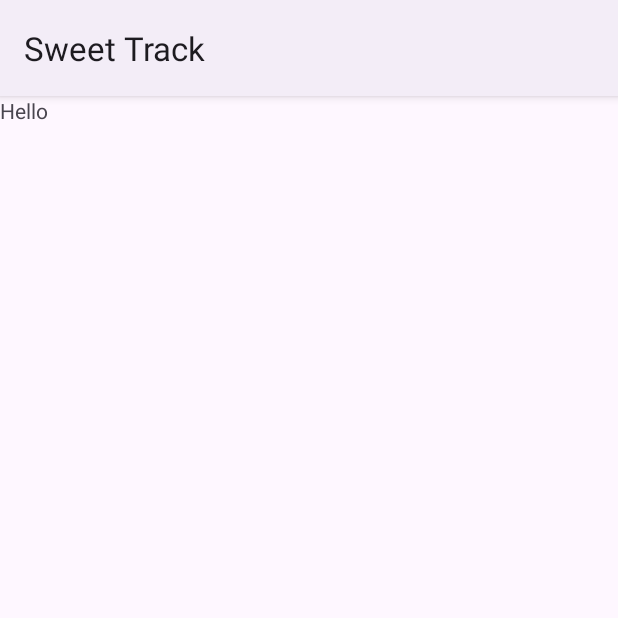
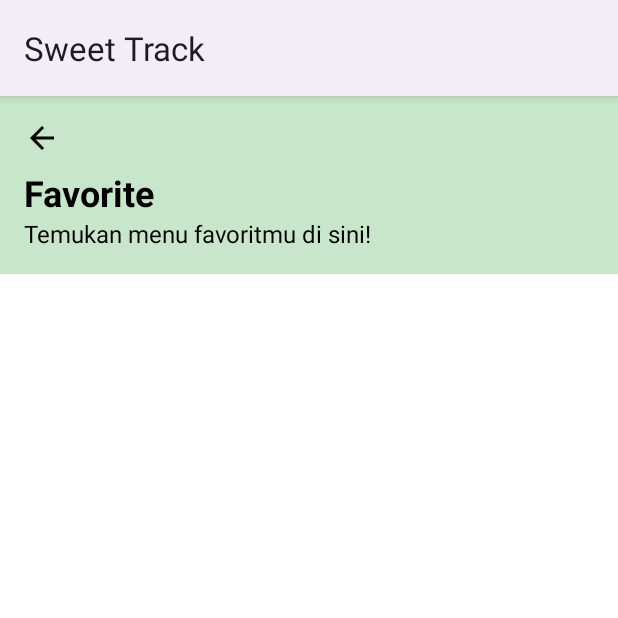
Before and after one commit to C242-PS016-Sweet-Tracker/Mobile-Development, an Android app: the fragment FavoriteFragment shown on its own in the app's theme, on a phone screen of 412 x 824 dp, the top half of it. Run offline under Robolectric (Android 15) with nearby library versions, the phone set to English and light mode, and no system bars.

Commit message:
favorite
baru kasaran

```diff
--- /dev/null
+++ b/app/src/main/res/drawable/baseline_arrow_back_24.xml
@@ -0,0 +1,5 @@
+<vector xmlns:android="http://schemas.android.com/apk/res/android" android:autoMirrored="true" android:height="24dp" android:tint="#000000" android:viewportHeight="24" android:viewportWidth="24" android:width="24dp">
+
+    <path android:fillColor="@android:color/white" android:pathData="M20,11H7.83l5.59,-5.59L12,4l-8,8 8,8 1.41,-1.41L7.83,13H20v-2z"/>
+
+</vector>
--- a/app/src/main/res/layout/fragment_favorite.xml
+++ b/app/src/main/res/layout/fragment_favorite.xml
@@ -1,13 +1,52 @@
 <?xml version="1.0" encoding="utf-8"?>
-<FrameLayout xmlns:android="http://schemas.android.com/apk/res/android"
-    xmlns:tools="http://schemas.android.com/tools"
-    android:layout_width="match_parent"
-    android:layout_height="match_parent"
+<LinearLayout
+xmlns:android="http://schemas.android.com/apk/res/android"
+xmlns:app="http://schemas.android.com/apk/res-auto"
+xmlns:tools="http://schemas.android.com/tools"
+android:layout_width="match_parent"
+android:layout_height="match_parent"
+android:orientation="vertical"
+android:background="@color/white"
     tools:context="com.capstone.sweettrack.view.ui.favorite.FavoriteFragment">
 
+<!-- Header -->
+<LinearLayout
+    android:layout_width="match_parent"
+    android:layout_height="wrap_content"
+    android:orientation="vertical"
+    android:background="@color/light_green"
+    android:padding="16dp">
+
+    <ImageView
+        android:layout_width="24dp"
+        android:layout_height="24dp"
+        android:src="@drawable/baseline_arrow_back_24"
+        android:contentDescription="@string/back"
+        android:layout_marginBottom="8dp" />
+
     <TextView
-        android:layout_width="match_parent"
-        android:layout_height="match_parent"
-        android:text="Hello" />
+        android:layout_width="wrap_content"
+        android:layout_height="wrap_content"
+        android:text="@string/favorite"
+        android:textSize="24sp"
+        android:textStyle="bold"
+        android:textColor="@color/black" />
 
-</FrameLayout>
+    <TextView
+        android:layout_width="wrap_content"
+        android:layout_height="wrap_content"
+        android:text="@string/favorite_subtitle"
+        android:textSize="16sp"
+        android:textColor="@color/black" />
+</LinearLayout>
+
+<!-- RecyclerView for Favorite List -->
+<androidx.recyclerview.widget.RecyclerView
+    android:id="@+id/recyclerViewFavorite"
+    android:layout_width="match_parent"
+    android:layout_height="0dp"
+    android:layout_weight="1"
+    android:padding="16dp"
+    android:clipToPadding="false"
+    android:scrollbars="vertical" />
+</LinearLayout>
--- a/app/src/main/res/values/colors.xml
+++ b/app/src/main/res/values/colors.xml
@@ -2,4 +2,7 @@
 <resources>
     <color name="black">#FF000000</color>
     <color name="white">#FFFFFFFF</color>
+    <color name="light_green">#C8E6C9</color>
+    <color name="brown">#8D6E63</color>
+
 </resources>
--- a/app/src/main/res/values/strings.xml
+++ b/app/src/main/res/values/strings.xml
@@ -3,4 +3,10 @@
     <string name="title_activity_home">HomeActivity</string>
     <string name="title_home">Home</string>
     <string name="title_profile">Profile</string>
+        <string name="back">Kembali</string>
+        <string name="favorite">Favorite</string>
+        <string name="favorite_subtitle">Temukan menu favoritmu di sini!</string>
+        <string name="food_image">Gambar Makanan</string>
+        <string name="detail">Detail</string>
+
 </resources>
```
